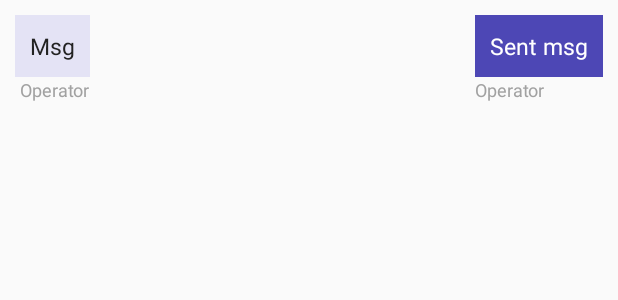
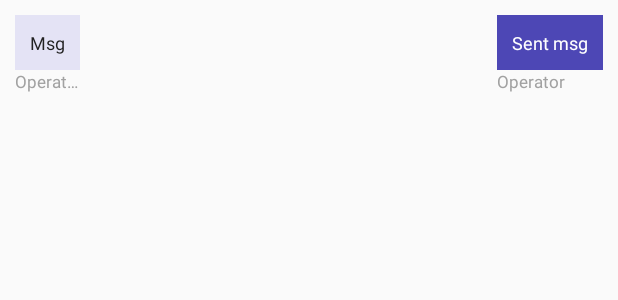
Before and after one commit to nadaf-afif/Operator-client, an Android app: the layout listitem_msg.xml on its own in the app's theme, with its tools: preview values and no code run, on a phone screen of 412 x 824 dp. Shown: the top 300 px of the screen. Run offline under Robolectric (Android 15) with nearby library versions, the phone set to English and light mode, and no system bars.

Commit message:
some changes

```diff
--- /dev/null
+++ b/app/src/main/res/drawable/waitingqueue_selector.xml
@@ -0,0 +1,6 @@
+<?xml version="1.0" encoding="utf-8"?>
+<selector xmlns:android="http://schemas.android.com/apk/res/android">
+    <item android:drawable="@color/grayhint" android:state_pressed="true" />
+    <item android:drawable="@color/grayhint" android:state_focused="true" />
+    <item android:drawable="@android:color/transparent" />
+</selector>
--- a/app/src/main/res/layout/activity_chatscreen.xml
+++ b/app/src/main/res/layout/activity_chatscreen.xml
@@ -62,7 +62,7 @@
                 android:id="@+id/customerName"
                 android:layout_width="90dp"
                 android:layout_height="wrap_content"
-                android:textSize="18dp"
+                android:textSize="15dp"
                 android:ellipsize="end"
                 android:singleLine="true"
                 android:drawableRight="@drawable/user_info_icon"
@@ -85,7 +85,7 @@
                 android:id="@+id/personaName"
                 android:layout_width="wrap_content"
                 android:layout_height="wrap_content"
-                android:textSize="18dp"
+                android:textSize="15dp"
                 android:ellipsize="end"
                 android:singleLine="true"
                 android:layout_gravity="center_vertical"
--- a/app/src/main/res/layout/listitem_msg.xml
+++ b/app/src/main/res/layout/listitem_msg.xml
@@ -13,9 +13,9 @@
             android:id="@+id/msg"
             android:layout_width="wrap_content"
             android:layout_height="wrap_content"
-            android:textSize="15dp"
+            android:textSize="12dp"
             android:textColor="@color/black"
-            android:layout_marginRight="100dp"
+            android:layout_marginRight="40dp"
             android:padding="10dp"
             android:background="@color/stats"
             android:text="Msg" />
@@ -24,7 +24,7 @@
             android:id="@+id/recTime"
             android:layout_width="wrap_content"
             android:layout_height="wrap_content"
-            android:textSize="12dp"
+            android:textSize="11dp"
             android:singleLine="true"
             android:layout_below="@+id/msg"
             android:layout_alignRight="@+id/msg"
@@ -44,9 +44,9 @@
             android:id="@+id/sentMsg"
             android:layout_width="wrap_content"
             android:layout_height="wrap_content"
-            android:textSize="15dp"
+            android:textSize="12dp"
             android:textColor="@android:color/white"
-            android:layout_marginLeft="100dp"
+            android:layout_marginLeft="40dp"
             android:padding="10dp"
             android:background="@color/blue"
             android:text="Sent msg" />
@@ -55,7 +55,7 @@
             android:id="@+id/sentTime"
             android:layout_width="wrap_content"
             android:layout_height="wrap_content"
-            android:textSize="12dp"
+            android:textSize="11dp"
             android:singleLine="true"
             android:layout_below="@+id/sentMsg"
             android:layout_alignLeft="@+id/sentMsg"
```
Also changed, not shown: app/src/main/java/app/operatorclient/xtxt/ChatScreenActivity.java (+19 -2 lines), app/src/main/res/layout/listitem.xml (+8 -0 lines).
